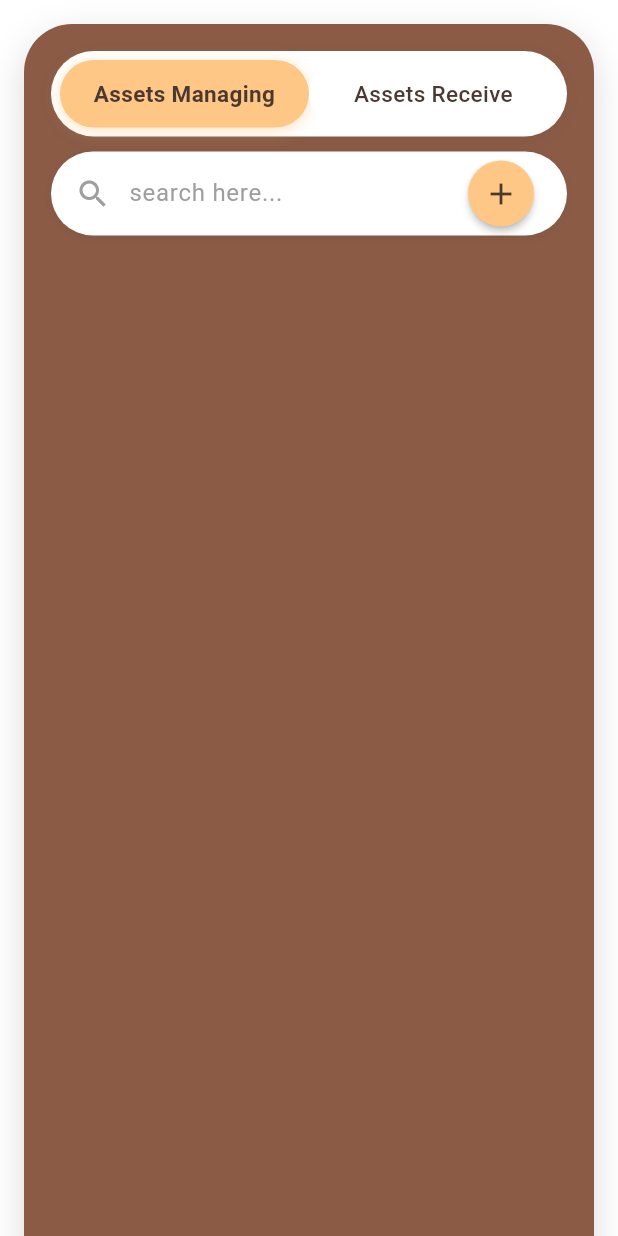
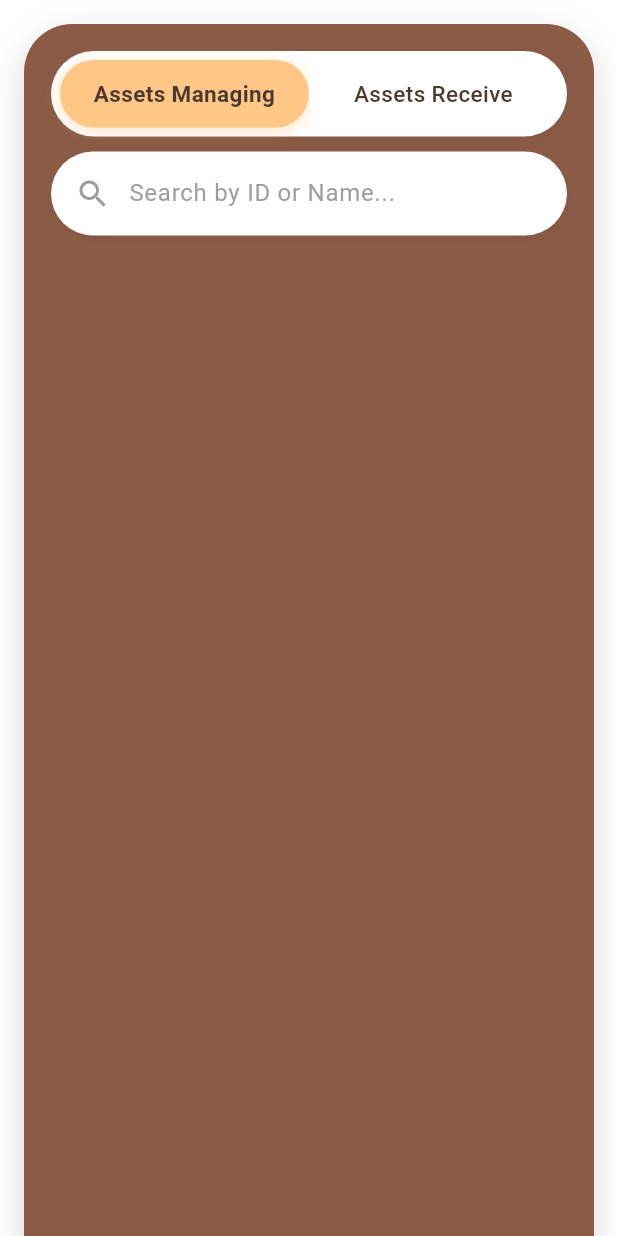
Before and after one commit to kimmysoybad404/project_mobile, a Flutter app: the ManageAssetsPage2 screen opened directly, on a phone screen of 412 x 824 dp. Run offline on Flutter 3.47's test engine with Material 3 defaults, Android fonts, the phone set to English and light mode, and no system bars; our stand-ins replace animated_notch_bottom_bar, awesome_dialog, fl_chart, google_fonts, shared_preferences; accounts and stored records are empty; network calls fail; Roboto replaces fonts that are missing (Delius).

Commit message:
New Function : search asset in Asset Managing Page

```diff
--- a/lib/Staff/manage_assets_page2.dart
+++ b/lib/Staff/manage_assets_page2.dart
@@ -18,6 +18,7 @@ class _ManageAssetsPage2State extends State<ManageAssetsPage2>
 
   late AnimationController _animationController;
   late Animation<double> _fadeAnimation;
+  final TextEditingController _searchController = TextEditingController();
 
   List<Map<String, dynamic>> assets = [];
 
@@ -109,11 +110,12 @@ class _ManageAssetsPage2State extends State<ManageAssetsPage2>
   ];
 
   // --- Fetch data from the server ---
-  Future<void> fetchAssets() async {
+  Future<void> fetchAssets({String query = ""}) async {
     try {
       final response = await http.get(
-        Uri.parse("http://10.0.2.2:3000/storage"),
+        Uri.parse("http://10.0.2.2:3000/storage?q=$query"),
       );
+
       if (response.statusCode == 200) {
         final List<dynamic> data = json.decode(response.body);
 
@@ -317,31 +319,18 @@ class _ManageAssetsPage2State extends State<ManageAssetsPage2>
             padding: EdgeInsets.symmetric(horizontal: 12),
             child: Icon(Icons.search, color: Colors.grey),
           ),
-          const Expanded(
+
+          Expanded(
             child: TextField(
-              decoration: InputDecoration(
+              controller: _searchController,
+              onChanged: (value) {
+                fetchAssets(query: value); // 🔥 search directly
+              },
+              decoration: const InputDecoration(
                 border: InputBorder.none,
-                hintText: "search here...",
+                hintText: "Search by ID or Name...",
                 hintStyle: TextStyle(color: Colors.grey),
               ),
-            ),
-          ),
-
-          if (_selectedTabIndex == 0)
-            Container(
-              margin: const EdgeInsets.only(right: 8),
-              child: ElevatedButton(
-                onPressed: () {
-                  showAddDialog();
-                },
-                style: ElevatedButton.styleFrom(
-                  backgroundColor: const Color(0xFFFEC785),
-                  foregroundColor: const Color(0xFF4A3831),
-                  shape: const CircleBorder(),
-                  padding: const EdgeInsets.all(10),
-                  elevation: 2,
-                ),
-                child: const Icon(Icons.add, size: 24),
             ),
           ),
         ],
@@ -1302,7 +1291,10 @@ class _ManageAssetsPage2State extends State<ManageAssetsPage2>
       builder: (context) {
         return Dialog(
           backgroundColor: Colors.transparent,
-        insetPadding: const EdgeInsets.symmetric(horizontal: 24, vertical: 24),
+          insetPadding: const EdgeInsets.symmetric(
+            horizontal: 24,
+            vertical: 24,
+          ),
           child: Container(
             decoration: BoxDecoration(
               color: const Color(0xFF8B5B46),
@@ -1358,7 +1350,9 @@ class _ManageAssetsPage2State extends State<ManageAssetsPage2>
                             } else {
                               ScaffoldMessenger.of(context).showSnackBar(
                                 SnackBar(
-                                content: Text("Delete failed: ${response.body}"),
+                                  content: Text(
+                                    "Delete failed: ${response.body}",
+                                  ),
                                   backgroundColor: Colors.red,
                                 ),
                               );
@@ -1420,5 +1414,4 @@ class _ManageAssetsPage2State extends State<ManageAssetsPage2>
       },
     );
   }
-
 }
```
Lines whose indentation alone changed are shown as unchanged.
